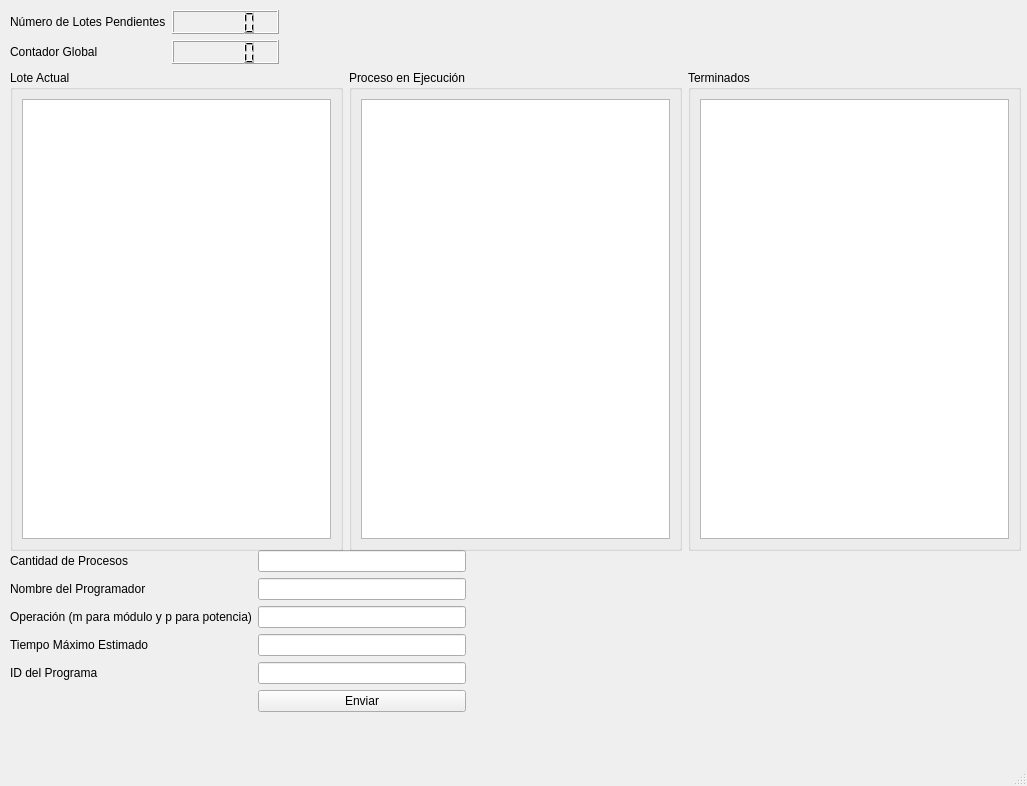
The window that ProcesamientoPorLotes/mainwindow.ui (EdPeReg/SimuladorArchivoPorLotes) describes before a commit, drawn with Qt 5.
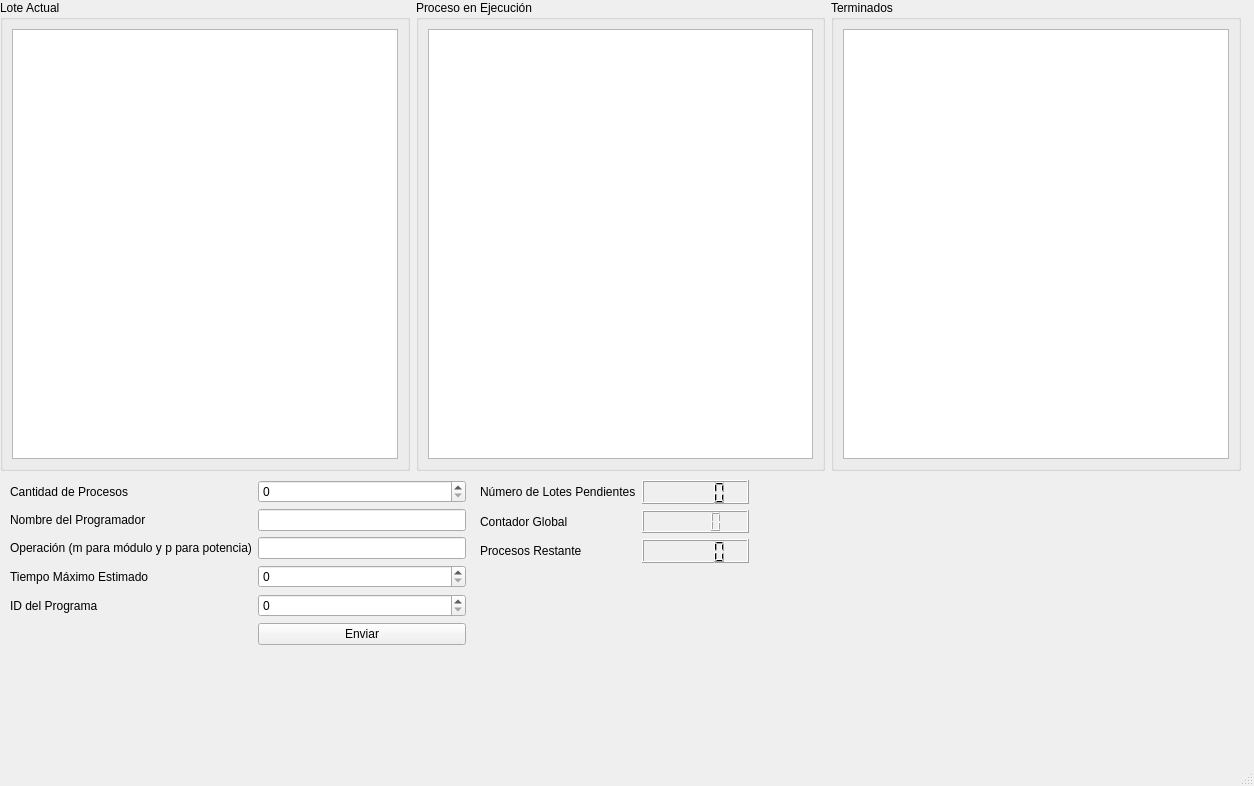
The same window after the commit.

Diff of the .ui file:
```diff
--- a/ProcesamientoPorLotes/mainwindow.ui
+++ b/ProcesamientoPorLotes/mainwindow.ui
@@ -6,7 +6,7 @@
    <rect>
     <x>0</x>
     <y>0</y>
-    <width>1027</width>
+    <width>1254</width>
     <height>786</height>
    </rect>
   </property>
@@ -17,10 +17,10 @@
    <widget class="QWidget" name="layoutWidget">
     <property name="geometry">
      <rect>
-      <x>10</x>
-      <y>10</y>
+      <x>480</x>
+      <y>480</y>
       <width>269</width>
-      <height>54</height>
+      <height>83</height>
      </rect>
     </property>
     <layout class="QGridLayout" name="gridLayout_2">
@@ -44,15 +44,29 @@
      <item row="1" column="1">
       <widget class="QLCDNumber" name="lcd_ContGlobal"/>
      </item>
+     <item row="2" column="0">
+      <widget class="QLabel" name="lbl_ProcRestantes">
+       <property name="text">
+        <string>Procesos Restante</string>
+       </property>
+      </widget>
+     </item>
+     <item row="2" column="1">
+      <widget class="QLCDNumber" name="lcd_ProcRestante">
+       <property name="intValue" stdset="0">
+        <number>0</number>
+       </property>
+      </widget>
+     </item>
     </layout>
    </widget>
    <widget class="QWidget" name="layoutWidget">
     <property name="geometry">
      <rect>
       <x>10</x>
-      <y>550</y>
+      <y>480</y>
       <width>456</width>
-      <height>182</height>
+      <height>185</height>
      </rect>
     </property>
     <layout class="QFormLayout" name="formLayout">
@@ -63,9 +77,6 @@
        </property>
       </widget>
      </item>
-     <item row="0" column="1">
-      <widget class="QLineEdit" name="ldt_CantProc"/>
-     </item>
      <item row="1" column="0">
       <widget class="QLabel" name="lbl_NomProgr">
        <property name="text">
@@ -93,9 +104,6 @@
        </property>
       </widget>
      </item>
-     <item row="3" column="1">
-      <widget class="QLineEdit" name="ldt_TME"/>
-     </item>
      <item row="4" column="0">
       <widget class="QLabel" name="lbl_ID_Progr">
        <property name="text">
@@ -103,9 +111,6 @@
        </property>
       </widget>
      </item>
-     <item row="4" column="1">
-      <widget class="QLineEdit" name="ldt_ID_Progr"/>
-     </item>
      <item row="5" column="1">
       <widget class="QPushButton" name="btn_Enviar">
        <property name="text">
@@ -113,15 +118,32 @@
        </property>
       </widget>
      </item>
+     <item row="0" column="1">
+      <widget class="QSpinBox" name="spnBx_CantProcesos">
+       <property name="maximum">
+        <number>255</number>
+       </property>
+      </widget>
+     </item>
+     <item row="3" column="1">
+      <widget class="QSpinBox" name="spnBx_TME"/>
+     </item>
+     <item row="4" column="1">
+      <widget class="QSpinBox" name="spnBx_ID">
+       <property name="maximum">
+        <number>255</number>
+       </property>
+      </widget>
+     </item>
     </layout>
    </widget>
    <widget class="QWidget" name="layoutWidget">
     <property name="geometry">
      <rect>
-      <x>10</x>
-      <y>70</y>
-      <width>1011</width>
-      <height>481</height>
+      <x>0</x>
+      <y>0</y>
+      <width>1241</width>
+      <height>471</height>
      </rect>
     </property>
     <layout class="QHBoxLayout" name="horizontalLayout_2">
```
Left out of the diff: 33 changed lines with no effect on the pictures.
